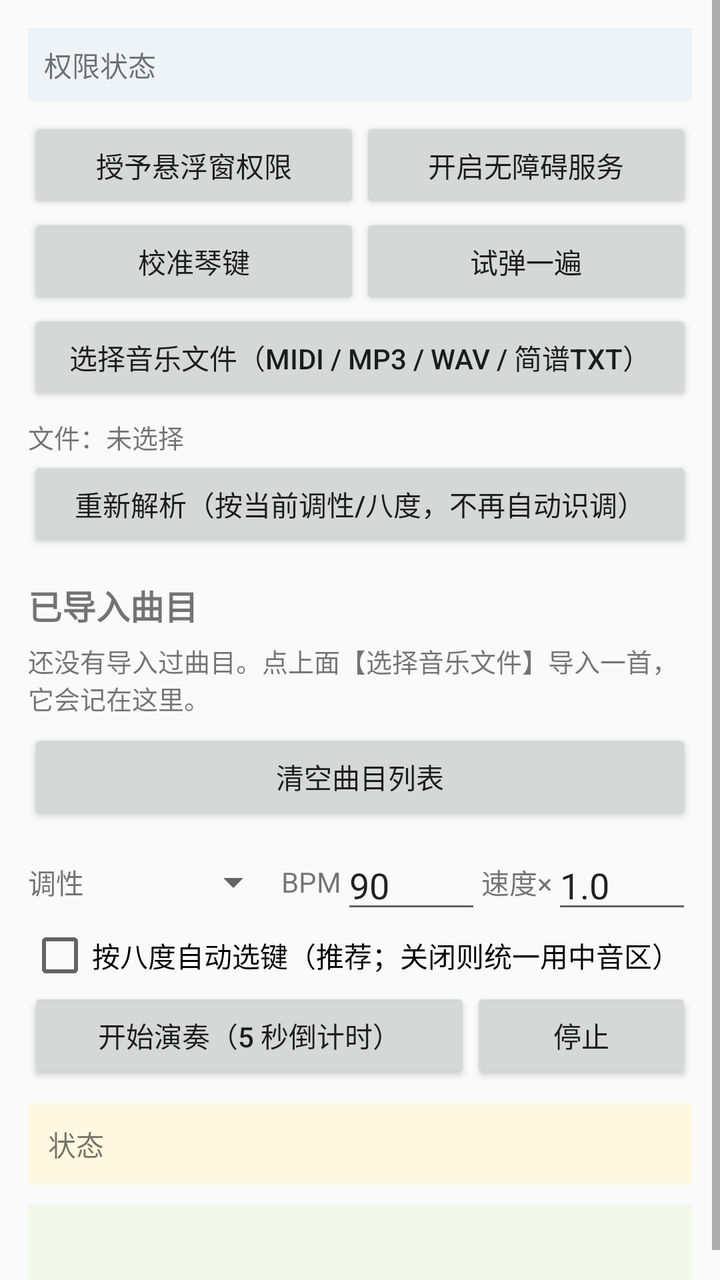
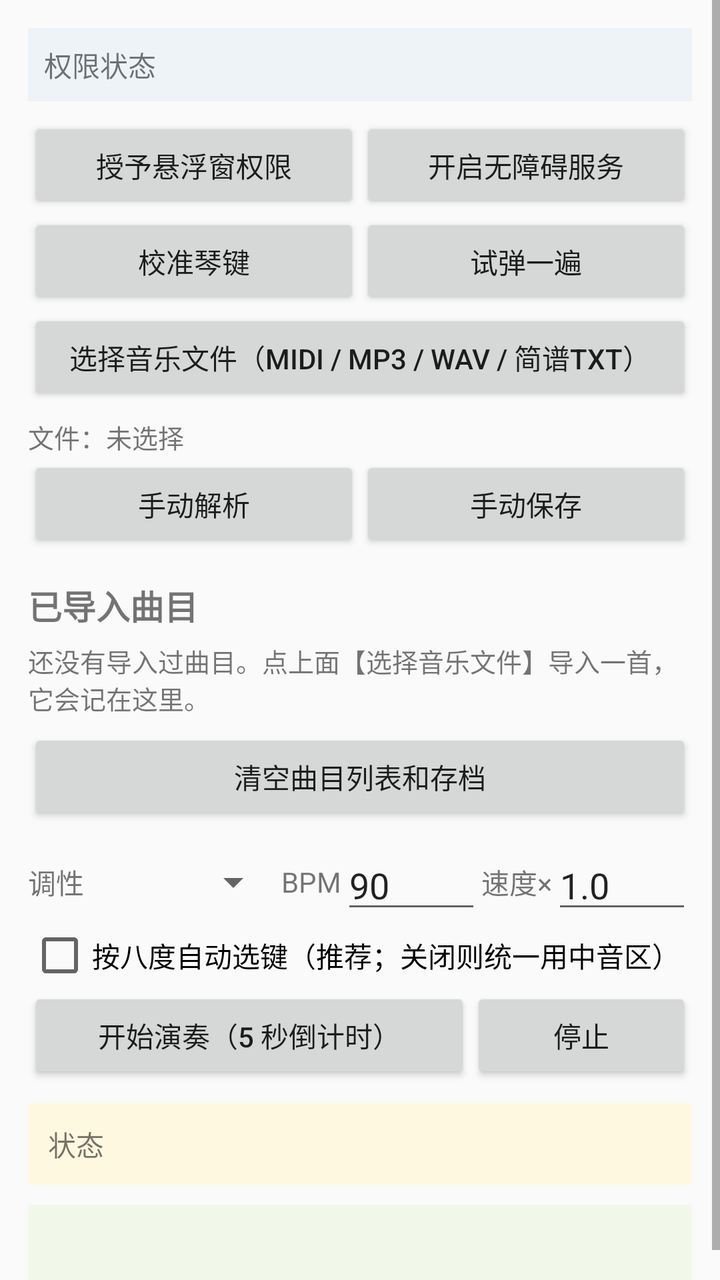

Before-and-after screenshots of an Android layout around one commit, followed by the original layout XML and the change that was made.
<!-- AndroidManifest.xml: application theme android:Theme.Material.Light.DarkActionBar -->
<!-- res/layout/activity_main.xml -->
<?xml version="1.0" encoding="utf-8"?>
<ScrollView xmlns:android="http://schemas.android.com/apk/res/android"
    android:layout_width="match_parent"
    android:layout_height="match_parent"
    android:fillViewport="true">

    <LinearLayout
        android:layout_width="match_parent"
        android:layout_height="wrap_content"
        android:orientation="vertical"
        android:padding="14dp">

        <TextView
            android:id="@+id/tv_perms"
            android:layout_width="match_parent"
            android:layout_height="wrap_content"
            android:background="#EEF3F7"
            android:padding="8dp"
            android:textSize="14sp"
            android:text="权限状态" />

        <LinearLayout
            android:layout_width="match_parent"
            android:layout_height="wrap_content"
            android:layout_marginTop="8dp"
            android:orientation="horizontal">

            <Button
                android:id="@+id/btn_overlay"
                android:layout_width="0dp"
                android:layout_height="wrap_content"
                android:layout_weight="1"
                android:text="授予悬浮窗权限" />

            <Button
                android:id="@+id/btn_access"
                android:layout_width="0dp"
                android:layout_height="wrap_content"
                android:layout_weight="1"
                android:text="开启无障碍服务" />
        </LinearLayout>

        <LinearLayout
            android:layout_width="match_parent"
            android:layout_height="wrap_content"
            android:orientation="horizontal">

            <Button
                android:id="@+id/btn_calibrate"
                android:layout_width="0dp"
                android:layout_height="wrap_content"
                android:layout_weight="1"
                android:text="校准琴键" />

            <Button
                android:id="@+id/btn_test"
                android:layout_width="0dp"
                android:layout_height="wrap_content"
                android:layout_weight="1"
                android:text="试弹一遍" />
        </LinearLayout>

        <Button
            android:id="@+id/btn_pick"
            android:layout_width="match_parent"
            android:layout_height="wrap_content"
            android:text="选择音乐文件（MIDI / MP3 / WAV / 简谱txt）" />

        <TextView
            android:id="@+id/tv_file"
            android:layout_width="match_parent"
            android:layout_height="wrap_content"
            android:paddingTop="6dp"
            android:text="文件：未选择"
            android:textSize="13sp" />

        <Button
            android:id="@+id/btn_reparse"
            android:layout_width="match_parent"
            android:layout_height="wrap_content"
            android:text="重新解析（按当前调性/八度，不再自动识调）" />

        <TextView
            android:id="@+id/tv_library_title"
            android:layout_width="match_parent"
            android:layout_height="wrap_content"
            android:layout_marginTop="14dp"
            android:layout_marginBottom="6dp"
            android:text="已导入曲目"
            android:textSize="17sp"
            android:textStyle="bold" />

        <LinearLayout
            android:id="@+id/list_songs"
            android:layout_width="match_parent"
            android:layout_height="wrap_content"
            android:orientation="vertical" />

        <TextView
            android:id="@+id/tv_library_empty"
            android:layout_width="match_parent"
            android:layout_height="wrap_content"
            android:paddingBottom="6dp"
            android:text="还没有导入过曲目。点上面【选择音乐文件】导入一首，它会记在这里。"
            android:textSize="13sp" />

        <Button
            android:id="@+id/btn_clear_library"
            android:layout_width="match_parent"
            android:layout_height="wrap_content"
            android:text="清空曲目列表" />

        <LinearLayout
            android:layout_width="match_parent"
            android:layout_height="wrap_content"
            android:layout_marginTop="8dp"
            android:gravity="center_vertical"
            android:orientation="horizontal">

            <TextView
                android:layout_width="wrap_content"
                android:layout_height="wrap_content"
                android:text="调性" />

            <Spinner
                android:id="@+id/sp_key"
                android:layout_width="0dp"
                android:layout_height="wrap_content"
                android:layout_weight="1" />

            <TextView
                android:layout_width="wrap_content"
                android:layout_height="wrap_content"
                android:text="BPM" />

            <EditText
                android:id="@+id/et_bpm"
                android:layout_width="70dp"
                android:layout_height="wrap_content"
                android:inputType="number"
                android:text="90" />

            <TextView
                android:layout_width="wrap_content"
                android:layout_height="wrap_content"
                android:text="速度×" />

            <EditText
                android:id="@+id/et_speed"
                android:layout_width="70dp"
                android:layout_height="wrap_content"
                android:inputType="numberDecimal"
                android:text="1.0" />
        </LinearLayout>

        <CheckBox
            android:id="@+id/cb_zero"
            android:layout_width="match_parent"
            android:layout_height="wrap_content"
            android:text="按八度自动选键（推荐；关闭则统一用中音区）" />

        <LinearLayout
            android:layout_width="match_parent"
            android:layout_height="wrap_content"
            android:orientation="horizontal">

            <Button
                android:id="@+id/btn_play"
                android:layout_width="0dp"
                android:layout_height="wrap_content"
                android:layout_weight="2"
                android:text="开始演奏（5 秒倒计时）" />

            <Button
                android:id="@+id/btn_stop"
                android:layout_width="0dp"
                android:layout_height="wrap_content"
                android:layout_weight="1"
                android:text="停止" />
        </LinearLayout>

        <TextView
            android:id="@+id/tv_status"
            android:layout_width="match_parent"
            android:layout_height="wrap_content"
            android:layout_marginTop="10dp"
            android:background="#FFF8E1"
            android:padding="10dp"
            android:textSize="14sp"
            android:text="状态" />

        <TextView
            android:id="@+id/tv_preview"
            android:layout_width="match_parent"
            android:layout_height="wrap_content"
            android:layout_marginTop="10dp"
            android:background="#F1F8E9"
            android:padding="10dp"
            android:textSize="14sp"
            android:typeface="monospace" />
    </LinearLayout>
</ScrollView>
<!-- resources referenced by this layout -->
<resources>

</resources>

<!-- the commit's change to res/layout/activity_main.xml (unified diff, before → after) -->
@@ -74,11 +74,25 @@
             android:text="文件：未选择"
             android:textSize="13sp" />
 
-        <Button
-            android:id="@+id/btn_reparse"
-            android:layout_width="match_parent"
-            android:layout_height="wrap_content"
-            android:text="重新解析（按当前调性/八度，不再自动识调）" />
+        <LinearLayout
+            android:layout_width="match_parent"
+            android:layout_height="wrap_content"
+            android:orientation="horizontal">
+
+            <Button
+                android:id="@+id/btn_reparse"
+                android:layout_width="0dp"
+                android:layout_height="wrap_content"
+                android:layout_weight="1"
+                android:text="手动解析" />
+
+            <Button
+                android:id="@+id/btn_save"
+                android:layout_width="0dp"
+                android:layout_height="wrap_content"
+                android:layout_weight="1"
+                android:text="手动保存" />
+        </LinearLayout>
 
         <TextView
             android:id="@+id/tv_library_title"
@@ -108,7 +122,7 @@
             android:id="@+id/btn_clear_library"
             android:layout_width="match_parent"
             android:layout_height="wrap_content"
-            android:text="清空曲目列表" />
+            android:text="清空曲目列表和存档" />
 
         <LinearLayout
             android:layout_width="match_parent"
